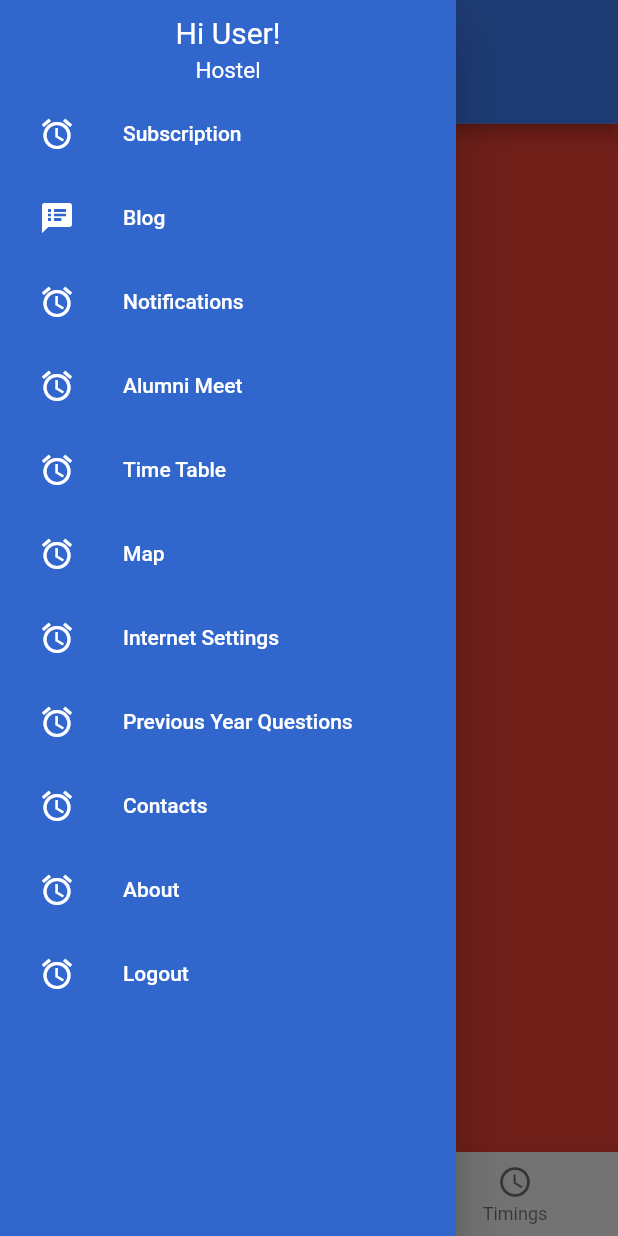
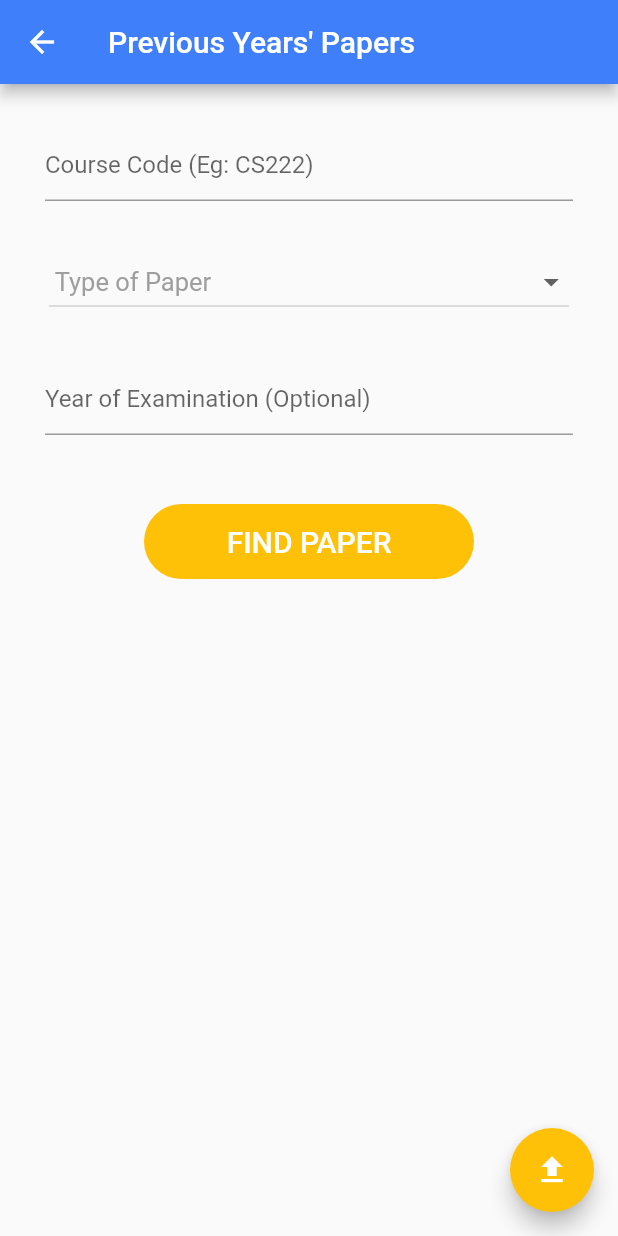
Before and after one commit to Alan451/onestopios, a Flutter app: the screen it shows after launch, in the side drawer, after a tap on "Previous Year Questions", on a phone screen of 412 x 824 dp. Run offline on Flutter 3.47's test engine with Material 2 defaults, Android fonts, the phone set to English and light mode, and no system bars; our stand-ins replace cloud_firestore, expandable, file_picker, firebase_storage, fluttertoast; missing offline and left inert: flutter_plugin_pdf_viewer; accounts and stored records are empty.

Commit message:
que_paper

```diff
--- a/lib/screens/drawer.dart
+++ b/lib/screens/drawer.dart
@@ -1,4 +1,5 @@
 import 'package:flutter/material.dart';
+import 'package:onestop_ios/screens/quePaper.dart';
 
 class DrawerWidget extends StatelessWidget {
   @override
@@ -116,6 +117,9 @@ class DrawerWidget extends StatelessWidget {
                 color: Colors.white,
               ),
               onTap: () {
+                Navigator.push(context, MaterialPageRoute(
+                  builder: (context)=> quePaper(),
+                ),);
                 //TODO:Navigate to that screen
                 print('done');
               },
--- /dev/null
+++ b/lib/screens/quePaper.dart
@@ -0,0 +1,130 @@
+import 'package:flutter/material.dart';
+import 'package:fluttertoast/fluttertoast.dart';
+import 'package:onestop_ios/screens/upload_paper.dart';
+
+class quePaper extends StatefulWidget{
+  @override
+  _quePaperState createState() => _quePaperState();
+}
+
+class _quePaperState extends State<quePaper>
+{
+    String course='';
+    String year='';
+    String dropdownValue = ' Type of Paper                                                   ';
+
+    final Controller1 = TextEditingController();
+    final Controller2 = TextEditingController();
+    @override
+   void dispose(){
+      Controller1.dispose();
+      Controller2.dispose();
+      super.dispose();
+    }
+
+    @override
+   Widget build(BuildContext context)
+    {
+       return Scaffold(
+         appBar: AppBar(
+           title: Text("Previous Years' Papers"),
+           backgroundColor: Color(0xff3F80FA),
+         ),
+         body: Padding(
+           padding: const EdgeInsets.all(30.0),
+           child: Column(
+             children: <Widget>[
+               TextField(
+                 decoration: InputDecoration(
+                   hintText: 'Course Code (Eg: CS222)'
+                 ),
+                 controller: Controller1,
+               ),
+           SizedBox(height: 30),
+           DropdownButton<String>(
+             value: dropdownValue,
+             icon: Icon(Icons.arrow_drop_down),
+             iconSize: 24,
+             elevation: 16,
+             style: TextStyle(
+                 color: Colors.grey,
+               fontSize: 17.0,
+             ),
+
+             onChanged: (String newValue) {
+               setState(() {
+                 dropdownValue = newValue;
+               });
+             },
+             items: <String>[' Type of Paper                                                   ', 'Quiz 1', 'Midsem', 'Quiz 2', 'Endsem', 'Others']
+                 .map<DropdownMenuItem<String>>((String value) {
+               return DropdownMenuItem<String>(
+                 value: value,
+                 child: Text(value),
+               );
+             })
+                 .toList(),
+           ),
+               SizedBox(height: 30),
+               TextField(
+                 decoration: InputDecoration(
+                   hintText: 'Year of Examination (Optional)'
+                 ),
+                 controller: Controller2,
+
+               ),
+               SizedBox(height: 30),
+               Container(
+                 margin: EdgeInsets.all(16),
+                 width: 220,
+                 height: 50,
+
+                 child: FlatButton(onPressed: (){
+
+                   course=Controller1.text;
+                   year=Controller2.text;
+                   print(course);
+                   print(year);
+                   if(course=='')
+                     {
+                         Fluttertoast.showToast(msg: 'Course code cannot be empty',backgroundColor: Colors.white70,textColor: Colors.black);
+                     }
+                   else if(dropdownValue == ' Type of Paper                                                   ')
+                     {
+                        Fluttertoast.showToast(msg: 'Please select a paper type',backgroundColor: Colors.white70 ,textColor: Colors.black);
+                     }
+                   else
+                     {
+                       //TODO add the screen
+                       print('done');
+                     }
+
+                   print(course);
+                   print(year);
+
+
+                 }, child: Text('FIND PAPER',style: new TextStyle(fontSize: 20),), color: Colors.amber, textColor: Colors.white,
+                 shape: RoundedRectangleBorder(
+                   borderRadius: BorderRadius.circular(25.0),
+
+                 ),
+                 ),
+               ),
+
+             ],
+           ),
+         ),
+         floatingActionButton: FloatingActionButton(
+           onPressed: (){
+             Navigator.push(context, MaterialPageRoute(
+               builder: (context)=> uploadPaper(),
+             ),);
+             print('done');
+           },
+           backgroundColor: Colors.amber,
+           child: Icon(Icons.file_upload),
+         ),
+       );
+    }
+
+}
--- a/pubspec.yaml
+++ b/pubspec.yaml
@@ -32,6 +32,8 @@ dependencies:
   cloud_firestore: ^0.13.7
   firebase_storage: ^3.1.6
   flutter_plugin_pdf_viewer: any
+  fluttertoast: ^7.0.2
+  file_picker: ^1.13.2
 
 
 dev_dependencies:
```
Also changed, not shown: lib/firebasefunctions.dart (added, +44 -0 lines), lib/screens/upload_paper.dart (added, +180 -0 lines), pubspec.lock, 4 other files.
